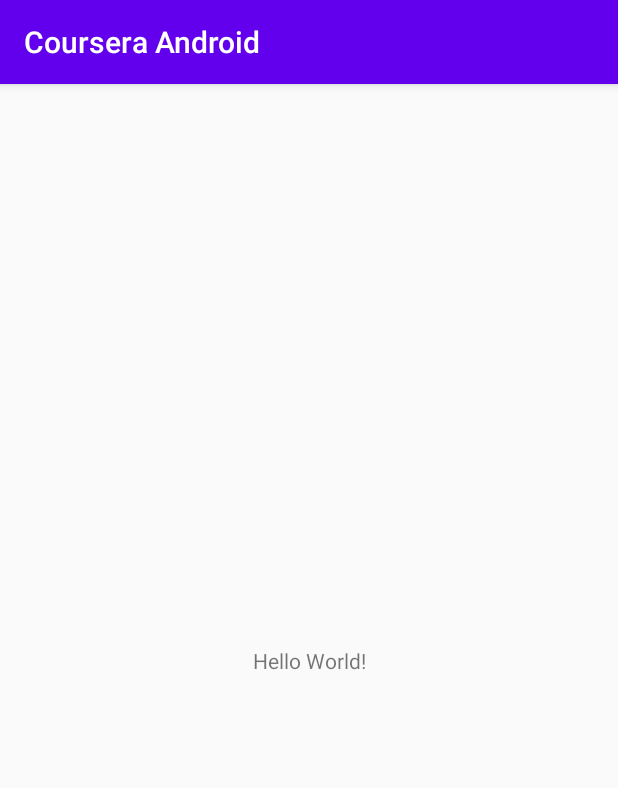
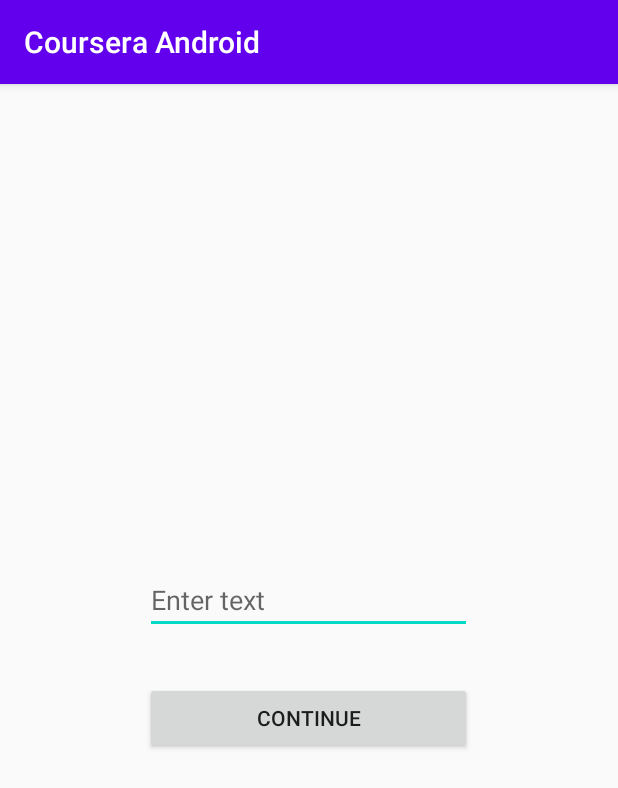
Before and after one commit to mattgroy/android-coursera, an Android app: the screen it shows after launch (MainActivity), on a phone screen of 412 x 824 dp. Shown: the top 788 px of the screen. Run offline under Robolectric (Android 15) with nearby library versions, the phone set to English and light mode, and no system bars.

Commit message:
Task 1 Part 1: Activity with EditText, Button and Toast

```diff
--- a/app/src/main/java/com/mattgroy/courseraandroid/MainActivity.java
+++ b/app/src/main/java/com/mattgroy/courseraandroid/MainActivity.java
@@ -1,14 +1,44 @@
 package com.mattgroy.courseraandroid;
+
+import android.os.Bundle;
+import android.text.TextUtils;
+import android.view.View;
+import android.widget.Button;
+import android.widget.EditText;
+import android.widget.Toast;
 
 import androidx.appcompat.app.AppCompatActivity;
 
-import android.os.Bundle;
+public class MainActivity extends AppCompatActivity {
 
-public class MainActivity extends AppCompatActivity {
+    private EditText etText;
+    private Button btnContinue;
+
+    private View.OnClickListener onContinueClickListener = new View.OnClickListener() {
+        @Override
+        public void onClick(View view) {
+            if (isTextValid()) {
+                showMessage(etText.getText());
+            }
+        }
+    };
 
     @Override
     protected void onCreate(Bundle savedInstanceState) {
         super.onCreate(savedInstanceState);
-        setContentView(R.layout.activity_main);
+        setContentView(R.layout.ac_main);
+
+        etText = findViewById(R.id.ac_main_et_text);
+        btnContinue = findViewById(R.id.ac_main_btn_continue);
+
+        btnContinue.setOnClickListener(onContinueClickListener);
+    }
+
+    private boolean isTextValid() {
+        return !TextUtils.isEmpty(etText.getText());
+    }
+
+    private void showMessage(CharSequence message) {
+        Toast.makeText(this, message, Toast.LENGTH_LONG).show();
     }
 }
--- /dev/null
+++ b/app/src/main/res/layout/ac_main.xml
@@ -0,0 +1,26 @@
+<?xml version="1.0" encoding="utf-8"?>
+<LinearLayout xmlns:android="http://schemas.android.com/apk/res/android"
+    xmlns:tools="http://schemas.android.com/tools"
+    android:layout_width="250dp"
+    android:layout_height="wrap_content"
+    android:layout_gravity="center"
+    android:gravity="center"
+    android:orientation="vertical"
+    tools:context=".MainActivity">
+
+    <EditText
+        android:id="@+id/ac_main_et_text"
+        android:layout_width="match_parent"
+        android:layout_height="wrap_content"
+        android:layout_margin="16dp"
+        android:hint="@string/hint_text_enter"
+        android:inputType="text" />
+
+    <Button
+        android:id="@+id/ac_main_btn_continue"
+        android:layout_width="match_parent"
+        android:layout_height="wrap_content"
+        android:layout_margin="16dp"
+        android:text="@string/ac_main_continue" />
+
+</LinearLayout>
--- a/app/src/main/res/layout/activity_main.xml
+++ /dev/null
@@ -1,18 +0,0 @@
-<?xml version="1.0" encoding="utf-8"?>
-<androidx.constraintlayout.widget.ConstraintLayout xmlns:android="http://schemas.android.com/apk/res/android"
-    xmlns:app="http://schemas.android.com/apk/res-auto"
-    xmlns:tools="http://schemas.android.com/tools"
-    android:layout_width="match_parent"
-    android:layout_height="match_parent"
-    tools:context=".MainActivity">
-
-    <TextView
-        android:layout_width="wrap_content"
-        android:layout_height="wrap_content"
-        android:text="Hello World!"
-        app:layout_constraintBottom_toBottomOf="parent"
-        app:layout_constraintLeft_toLeftOf="parent"
-        app:layout_constraintRight_toRightOf="parent"
-        app:layout_constraintTop_toTopOf="parent" />
-
-</androidx.constraintlayout.widget.ConstraintLayout>
--- a/app/src/main/res/values/strings.xml
+++ b/app/src/main/res/values/strings.xml
@@ -1,3 +1,5 @@
 <resources>
+    <string name="ac_main_continue">Continue</string>
     <string name="app_name">Coursera Android</string>
+    <string name="hint_text_enter">Enter text</string>
 </resources>
```
Also changed, not shown: 2 other files.
